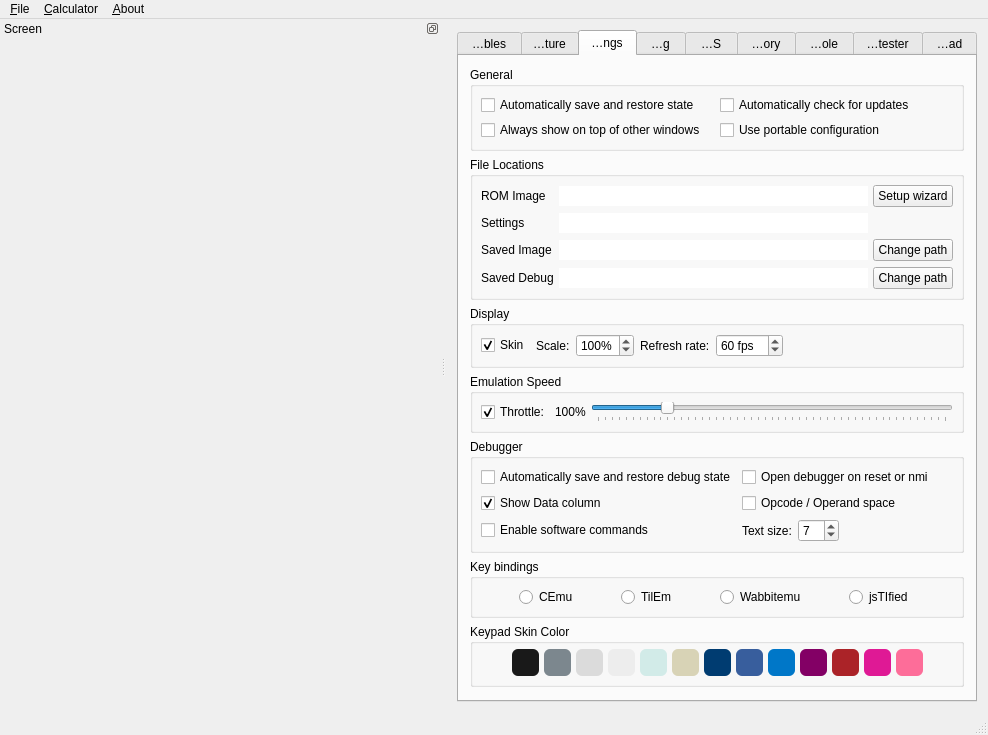
Above: gui/qt/mainwindow.ui from CE-Programming/CEmu before the change. Below: the same form after it.
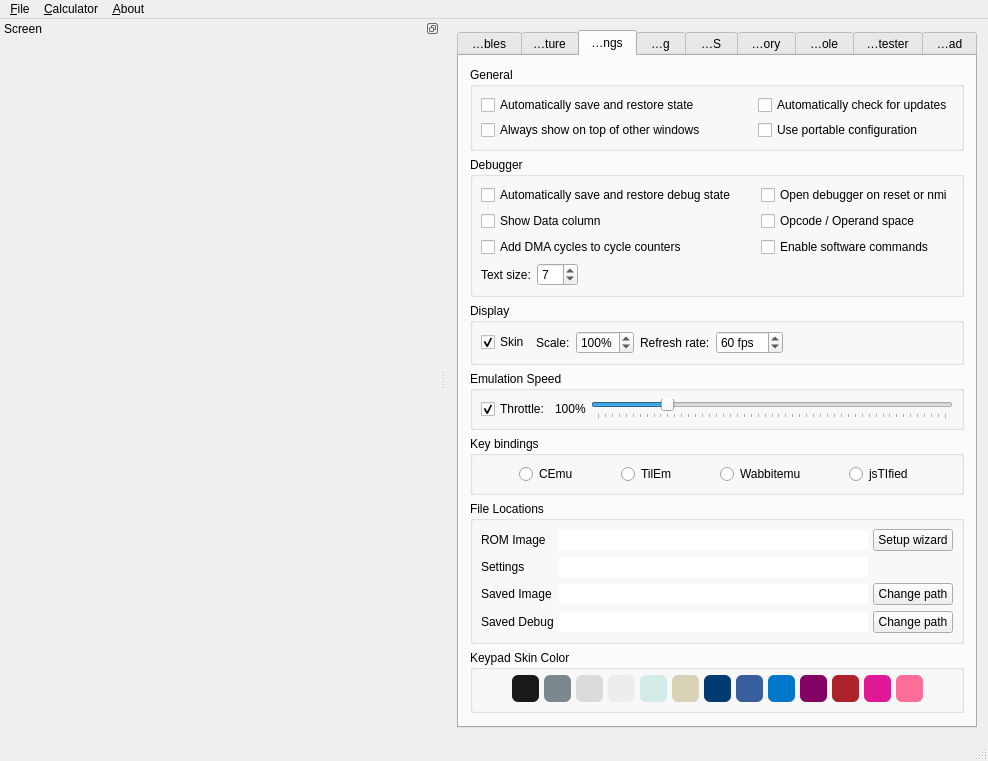
That is the form after the change. The open tabs and pages were chosen to show the change. Icons and pictures are not drawn. Custom widgets are drawn as their Qt base class.

What changed in the file:
```diff
--- a/gui/qt/mainwindow.ui
+++ b/gui/qt/mainwindow.ui
@@ -7,7 +7,7 @@
     <x>0</x>
     <y>0</y>
     <width>946</width>
-    <height>672</height>
+    <height>693</height>
    </rect>
   </property>
   <property name="sizePolicy">
@@ -25,6 +25,9 @@
   <property name="windowTitle">
    <string/>
   </property>
+  <property name="layoutDirection">
+   <enum>Qt::LeftToRight</enum>
+  </property>
   <property name="styleSheet">
    <string notr="true"/>
   </property>
@@ -44,8 +47,8 @@
      <height>16777215</height>
     </size>
    </property>
-   <layout class="QGridLayout" name="gridLayout_12">
-    <item row="0" column="0">
+   <layout class="QVBoxLayout" name="verticalLayout_18">
+    <item>
      <widget class="QTabWidget" name="tabWidget">
       <property name="focusPolicy">
        <enum>Qt::ClickFocus</enum>
@@ -520,26 +523,6 @@
            <property name="spacing">
             <number>5</number>
            </property>
-           <item row="1" column="0">
-            <widget class="QCheckBox" name="checkAlwaysOnTop">
-             <property name="text">
-              <string>Always show on top of other windows</string>
-             </property>
-            </widget>
-           </item>
-           <item row="0" column="0">
-            <widget class="QCheckBox" name="checkSaveRestore">
-             <property name="enabled">
-              <bool>true</bool>
-             </property>
-             <property name="text">
-              <string>Automatically save and restore state</string>
-             </property>
-             <property name="checked">
-              <bool>false</bool>
-             </property>
-            </widget>
-           </item>
            <item row="0" column="1">
             <widget class="QCheckBox" name="checkUpdates">
              <property name="text">
@@ -550,6 +533,49 @@
              </property>
             </widget>
            </item>
+           <item row="0" column="0">
+            <widget class="QCheckBox" name="checkSaveRestore">
+             <property name="enabled">
+              <bool>true</bool>
+             </property>
+             <property name="text">
+              <string>Automatically save and restore state</string>
+             </property>
+             <property name="checked">
+              <bool>false</bool>
+             </property>
+            </widget>
+           </item>
+           <item row="1" column="0">
+            <layout class="QHBoxLayout" name="horizontalLayout_12">
+             <property name="bottomMargin">
+              <number>0</number>
+             </property>
+             <item>
+              <widget class="QCheckBox" name="checkAlwaysOnTop">
+               <property name="text">
+                <string>Always show on top of other windows</string>
+               </property>
+              </widget>
+             </item>
+             <item>
+              <spacer name="horizontalSpacer_24">
+               <property name="orientation">
+                <enum>Qt::Horizontal</enum>
+               </property>
+               <property name="sizeType">
+                <enum>QSizePolicy::Expanding</enum>
+               </property>
+               <property name="sizeHint" stdset="0">
+                <size>
+                 <width>20</width>
+                 <height>10</height>
+                </size>
+               </property>
+              </spacer>
+             </item>
+            </layout>
+           </item>
            <item row="1" column="1">
             <widget class="QCheckBox" name="checkPortable">
              <property name="text">
@@ -561,11 +587,11 @@
          </widget>
         </item>
         <item>
-         <widget class="QGroupBox" name="romgroup">
+         <widget class="QGroupBox" name="groupBox_3">
           <property name="title">
-           <string>File Locations</string>
+           <string>Debugger</string>
           </property>
-          <layout class="QGridLayout" name="gridLayout_9">
+          <layout class="QGridLayout" name="gridLayout_12">
            <property name="leftMargin">
             <number>8</number>
            </property>
@@ -578,145 +604,111 @@
            <property name="bottomMargin">
             <number>8</number>
            </property>
-           <property name="horizontalSpacing">
-            <number>5</number>
-           </property>
-           <item row="4" column="2">
-            <widget class="QPushButton" name="buttonChangeSavedImagePath">
-             <property name="sizePolicy">
-              <sizepolicy hsizetype="Preferred" vsizetype="Maximum">
-               <horstretch>0</horstretch>
-               <verstretch>0</verstretch>
-              </sizepolicy>
-             </property>
-             <property name="minimumSize">
-              <size>
-               <width>0</width>
-               <height>0</height>
-              </size>
-             </property>
-             <property name="text">
-              <string>Change path</string>
-             </property>
-             <property name="flat">
-              <bool>false</bool>
-             </property>
-            </widget>
-           </item>
-           <item row="5" column="0">
-            <widget class="QLabel" name="label_15">
-             <property name="text">
-              <string>Saved Debug</string>
-             </property>
-            </widget>
-           </item>
-           <item row="4" column="0">
-            <widget class="QLabel" name="label_6">
-             <property name="text">
-              <string>Saved Image</string>
-             </property>
-            </widget>
-           </item>
-           <item row="4" column="1">
-            <widget class="QLineEdit" name="savedImagePath">
-             <property name="frame">
-              <bool>false</bool>
-             </property>
-             <property name="readOnly">
-              <bool>true</bool>
-             </property>
-            </widget>
-           </item>
-           <item row="5" column="2">
-            <widget class="QPushButton" name="buttonChangeSavedDebugPath">
-             <property name="sizePolicy">
-              <sizepolicy hsizetype="Preferred" vsizetype="Maximum">
-               <horstretch>0</horstretch>
-               <verstretch>0</verstretch>
-              </sizepolicy>
-             </property>
-             <property name="minimumSize">
-              <size>
-               <width>0</width>
-               <height>0</height>
-              </size>
-             </property>
-             <property name="text">
-              <string>Change path</string>
-             </property>
-             <property name="flat">
-              <bool>false</bool>
-             </property>
-            </widget>
-           </item>
-           <item row="5" column="1">
-            <widget class="QLineEdit" name="savedDebugPath">
-             <property name="frame">
-              <bool>false</bool>
-             </property>
-             <property name="readOnly">
-              <bool>true</bool>
-             </property>
-            </widget>
-           </item>
-           <item row="1" column="1">
-            <widget class="QLineEdit" name="settingsPath">
-             <property name="enabled">
-              <bool>true</bool>
-             </property>
-             <property name="frame">
-              <bool>false</bool>
-             </property>
-             <property name="readOnly">
-              <bool>true</bool>
-             </property>
-            </widget>
-           </item>
-           <item row="1" column="0">
-            <widget class="QLabel" name="label_16">
-             <property name="text">
-              <string>Settings</string>
-             </property>
-            </widget>
-           </item>
            <item row="0" column="0">
-            <widget class="QLabel" name="label">
+            <widget class="QCheckBox" name="checkSaveLoadDebug">
              <property name="text">
-              <string>ROM Image</string>
+              <string>Automatically save and restore debug state</string>
+             </property>
+            </widget>
+           </item>
+           <item row="1" column="0">
+            <widget class="QCheckBox" name="checkDataCol">
+             <property name="text">
+              <string>Show Data column</string>
+             </property>
+             <property name="checked">
+              <bool>false</bool>
+             </property>
+            </widget>
+           </item>
+           <item row="1" column="1">
+            <widget class="QCheckBox" name="checkAddSpace">
+             <property name="text">
+              <string>Opcode / Operand space</string>
              </property>
             </widget>
            </item>
            <item row="0" column="1">
-            <widget class="QLineEdit" name="rompathView">
-             <property name="frame">
-              <bool>false</bool>
+            <widget class="QCheckBox" name="checkDebugResetTrigger">
+             <property name="text">
+              <string>Open debugger on reset or nmi</string>
              </property>
-             <property name="readOnly">
-              <bool>true</bool>
+            </widget>
+           </item>
+           <item row="2" column="0">
+            <widget class="QCheckBox" name="checkBox">
+             <property name="text">
+              <string>Add DMA cycles to cycle counters</string>
              </property>
             </widget>
            </item>
-           <item row="0" column="2">
-            <widget class="QPushButton" name="buttonRunSetup">
-             <property name="sizePolicy">
-              <sizepolicy hsizetype="Preferred" vsizetype="Maximum">
-               <horstretch>0</horstretch>
-               <verstretch>0</verstretch>
-              </sizepolicy>
+           <item row="2" column="1">
+            <widget class="QCheckBox" name="checkDisableSoftCommands">
+             <property name="text">
+              <string>Enable software commands</string>
              </property>
-             <property name="minimumSize">
-              <size>
-               <width>0</width>
-               <height>0</height>
-              </size>
+            </widget>
+           </item>
+           <item row="4" column="0">
+            <layout class="QGridLayout" name="gridLayout_19">
+             <property name="bottomMargin">
+              <number>0</number>
              </property>
-             <property name="text">
-              <string>Setup wizard</string>
+             <property name="horizontalSpacing">
+              <number>6</number>
              </property>
-             <property name="flat">
-              <bool>false</bool>
+             <property name="verticalSpacing">
+              <number>0</number>
              </property>
-            </widget>
+             <item row="2" column="0">
+              <widget class="QLabel" name="label_4">
+               <property name="sizePolicy">
+                <sizepolicy hsizetype="Maximum" vsizetype="Preferred">
+                 <horstretch>0</horstretch>
+                 <verstretch>0</verstretch>
+                </sizepolicy>
+               </property>
+               <property name="text">
+                <string>Text size:</string>
+               </property>
+              </widget>
+             </item>
+             <item row="2" column="1">
+              <widget class="QSpinBox" name="textSize">
+               <property name="sizePolicy">
+                <sizepolicy hsizetype="Maximum" vsizetype="Fixed">
+                 <horstretch>0</horstretch>
+                 <verstretch>0</verstretch>
+                </sizepolicy>
+               </property>
+               <property name="minimum">
+                <number>5</number>
+               </property>
+               <property name="maximum">
+                <number>15</number>
+               </property>
+               <property name="value">
+                <number>7</number>
+               </property>
+              </widget>
+             </item>
+             <item row="2" column="2">
+              <spacer name="horizontalSpacer_2">
+               <property name="orientation">
+                <enum>Qt::Horizontal</enum>
+               </property>
+               <property name="sizeType">
+                <enum>QSizePolicy::Expanding</enum>
+               </property>
+               <property name="sizeHint" stdset="0">
+                <size>
+                 <width>20</width>
+                 <height>10</height>
+                </size>
+               </property>
+              </spacer>
+             </item>
+            </layout>
            </item>
           </layout>
          </widget>
@@ -908,112 +900,6 @@
           </layout>
          </widget>
         </item>
-        <item>
-         <widget class="QGroupBox" name="groupBox_3">
-          <property name="title">
-           <string>Debugger</string>
-          </property>
-          <layout class="QVBoxLayout" name="verticalLayout_17">
-           <property name="spacing">
-            <number>5</number>
-           </property>
-           <property name="leftMargin">
-            <number>8</number>
-           </property>
-           <property name="topMargin">
-            <number>8</number>
-           </property>
-           <property name="rightMargin">
-            <number>8</number>
-           </property>
-           <property name="bottomMargin">
-            <number>8</number>
-           </property>
-           <item>
-            <layout class="QGridLayout" name="gridLayout_19">
-             <property name="bottomMargin">
-              <number>0</number>
-             </property>
-             <item row="1" column="0">
-              <widget class="QCheckBox" name="checkDataCol">
-               <property name="text">
-                <string>Show Data column</string>
-               </property>
-               <property name="checked">
-                <bool>true</bool>
-               </property>
-              </widget>
-             </item>
-             <item row="1" column="1">
-              <widget class="QCheckBox" name="checkAddSpace">
-               <property name="text">
-                <string>Opcode / Operand space</string>
-               </property>
-              </widget>
-             </item>
-             <item row="2" column="0">
-              <widget class="QCheckBox" name="checkDisableSoftCommands">
-               <property name="text">
-                <string>Enable software commands</string>
-               </property>
-              </widget>
-             </item>
-             <item row="0" column="0">
-              <widget class="QCheckBox" name="checkSaveLoadDebug">
-               <property name="text">
-                <string>Automatically save and restore debug state</string>
-               </property>
-              </widget>
-             </item>
-             <item row="0" column="1">
-              <widget class="QCheckBox" name="checkDebugResetTrigger">
-               <property name="text">
-                <string>Open debugger on reset or nmi</string>
-               </property>
-              </widget>
-             </item>
-             <item row="2" column="1">
-              <layout class="QHBoxLayout" name="horizontalLayout_26">
-               <item>
-                <widget class="QLabel" name="label_4">
-                 <property name="text">
-                  <string>Text size:</string>
-                 </property>
-                </widget>
-               </item>
-               <item>
-                <widget class="QSpinBox" name="textSize">
-                 <property name="minimum">
-                  <number>5</number>
-                 </property>
-                 <property name="maximum">
-                  <number>15</number>
-                 </property>
-                 <property name="value">
-                  <number>7</number>
-                 </property>
-                </widget>
-               </item>
-               <item>
-                <spacer name="horizontalSpacer_2">
-                 <property name="orientation">
-                  <enum>Qt::Horizontal</enum>
-                 </property>
-                 <property name="sizeHint" stdset="0">
-                  <size>
-                   <width>40</width>
-                   <height>20</height>
-                  </size>
-                 </property>
-                </spacer>
-               </item>
-              </layout>
-             </item>
-            </layout>
-           </item>
-          </layout>
-         </widget>
-        </item>
         <item>
          <widget class="QGroupBox" name="groupKeys">
           <property name="title">
@@ -1105,6 +991,167 @@
           </layout>
          </widget>
         </item>
+        <item>
+         <widget class="QGroupBox" name="romgroup">
+          <property name="title">
+           <string>File Locations</string>
+          </property>
+          <layout class="QGridLayout" name="gridLayout_9">
+           <property name="leftMargin">
+            <number>8</number>
+           </property>
+           <property name="topMargin">
+            <number>8</number>
+           </property>
+           <property name="rightMargin">
+            <number>8</number>
+           </property>
+           <property name="bottomMargin">
+            <number>8</number>
+           </property>
+           <property name="horizontalSpacing">
+            <number>5</number>
+           </property>
+           <item row="4" column="2">
+            <widget class="QPushButton" name="buttonChangeSavedImagePath">
+             <property name="sizePolicy">
+              <sizepolicy hsizetype="Preferred" vsizetype="Maximum">
+               <horstretch>0</horstretch>
+               <verstretch>0</verstretch>
+              </sizepolicy>
+             </property>
+             <property name="minimumSize">
+              <size>
+               <width>0</width>
+               <height>0</height>
+              </size>
+             </property>
+             <property name="text">
+              <string>Change path</string>
+             </property>
+             <property name="flat">
+              <bool>false</bool>
+             </property>
+            </widget>
+           </item>
+           <item row="5" column="0">
+            <widget class="QLabel" name="label_15">
+             <property name="text">
+              <string>Saved Debug</string>
+             </property>
+            </widget>
+           </item>
+           <item row="4" column="0">
+            <widget class="QLabel" name="label_6">
+             <property name="text">
+              <string>Saved Image</string>
+             </property>
+            </widget>
+           </item>
+           <item row="4" column="1">
+            <widget class="QLineEdit" name="savedImagePath">
+             <property name="frame">
+              <bool>false</bool>
+             </property>
+             <property name="readOnly">
+              <bool>true</bool>
+             </property>
+            </widget>
+           </item>
+           <item row="5" column="2">
+            <widget class="QPushButton" name="buttonChangeSavedDebugPath">
+             <property name="sizePolicy">
+              <sizepolicy hsizetype="Preferred" vsizetype="Maximum">
+               <horstretch>0</horstretch>
+               <verstretch>0</verstretch>
+              </sizepolicy>
+             </property>
+             <property name="minimumSize">
+              <size>
+               <width>0</width>
+               <height>0</height>
+              </size>
+             </property>
+             <property name="text">
+              <string>Change path</string>
+             </property>
+             <property name="flat">
+              <bool>false</bool>
+             </property>
+            </widget>
+           </item>
+           <item row="5" column="1">
+            <widget class="QLineEdit" name="savedDebugPath">
+             <property name="frame">
+              <bool>false</bool>
+             </property>
+             <property name="readOnly">
+              <bool>true</bool>
+             </property>
+            </widget>
+           </item>
+           <item row="1" column="1">
+            <widget class="QLineEdit" name="settingsPath">
+             <property name="enabled">
+              <bool>true</bool>
+             </property>
+             <property name="frame">
+              <bool>false</bool>
+             </property>
+             <property name="readOnly">
+              <bool>true</bool>
+             </property>
+            </widget>
+           </item>
+           <item row="1" column="0">
+            <widget class="QLabel" name="label_16">
+             <property name="text">
+              <string>Settings</string>
+             </property>
+            </widget>
+           </item>
+           <item row="0" column="0">
+            <widget class="QLabel" name="label">
+             <property name="text">
+              <string>ROM Image</string>
+             </property>
+            </widget>
+           </item>
+           <item row="0" column="1">
+            <widget class="QLineEdit" name="rompathView">
+             <property name="frame">
+              <bool>false</bool>
+             </property>
+             <property name="readOnly">
+              <bool>true</bool>
+             </property>
+            </widget>
+           </item>
+           <item row="0" column="2">
+            <widget class="QPushButton" name="buttonRunSetup">
+             <property name="sizePolicy">
+              <sizepolicy hsizetype="Preferred" vsizetype="Maximum">
+               <horstretch>0</horstretch>
+               <verstretch>0</verstretch>
+              </sizepolicy>
+             </property>
+             <property name="minimumSize">
+              <size>
+               <width>0</width>
+               <height>0</height>
+              </size>
+             </property>
+             <property name="text">
+              <string>Setup wizard</string>
+             </property>
+             <property name="flat">
+              <bool>false</bool>
+             </property>
+            </widget>
+           </item>
+          </layout>
+         </widget>
+        </item>
         <item>
          <widget class="QGroupBox" name="groupBox_8">
           <property name="title">
```
Left out of the diff: 2 changed lines with no effect on the pictures.
